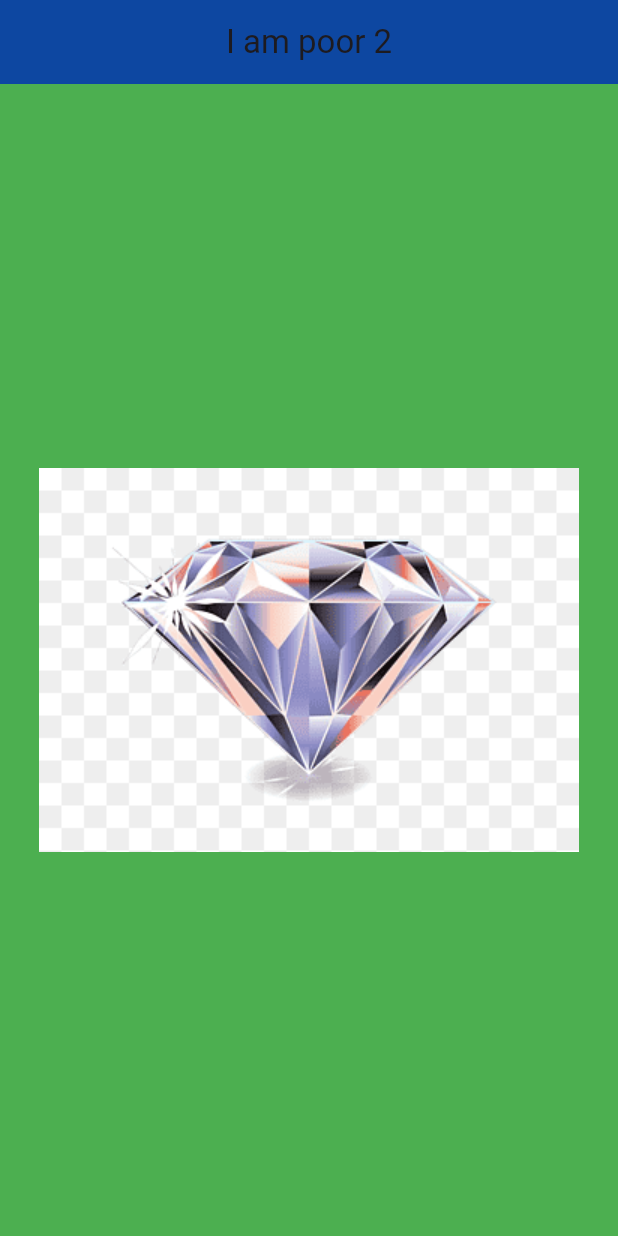
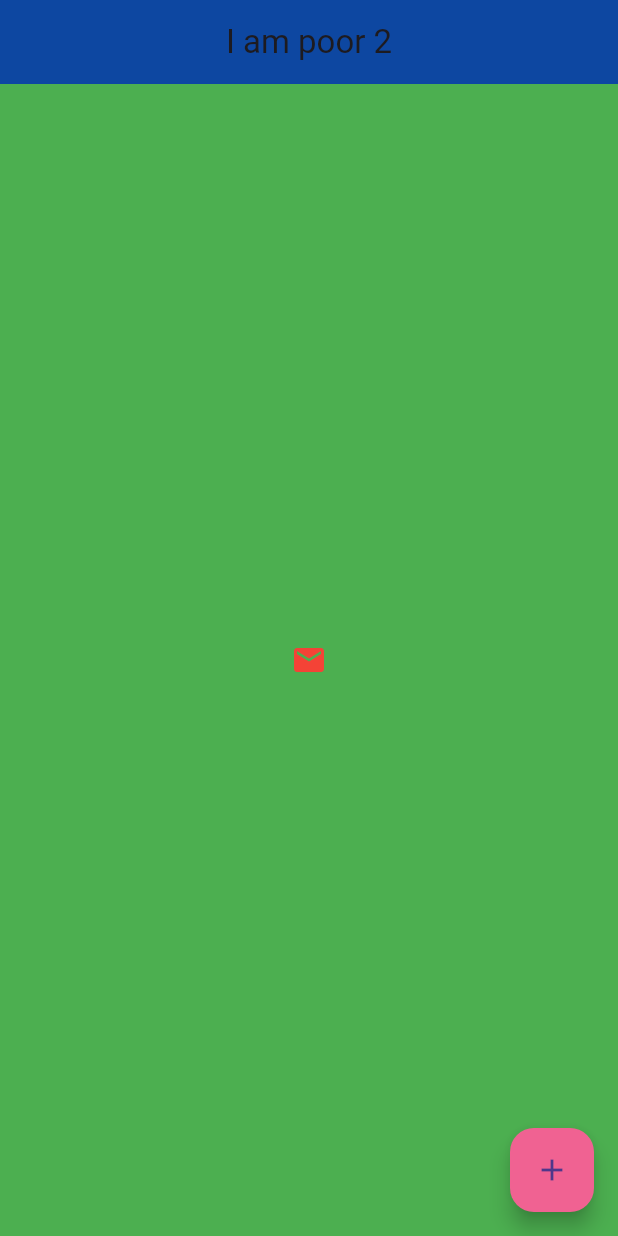
Before and after one commit to sagarthecoder/Flutter-Basics, a Flutter app: the screen it shows after launch, on a phone screen of 412 x 824 dp. Run offline on Flutter 3.47's test engine with Material 3 defaults, Android fonts, the phone set to English and light mode, and no system bars.

Commit message:
created clickable Icon and modified color

```diff
--- a/lib/main.dart
+++ b/lib/main.dart
@@ -5,19 +5,38 @@ import 'package:flutter/material.dart';
 void main() {
   runApp(
     MaterialApp(
-      home: Scaffold(
+      home: Home(),
+    ),
+  );
+}
+
+class Home extends StatelessWidget {
+  const Home({super.key});
+
+  @override
+  Widget build(BuildContext context) {
+    return Scaffold(
       appBar: AppBar(
         title: const Text('I am poor 2'),
         backgroundColor: Colors.blue[900],
         centerTitle: true,
       ),
       backgroundColor: Colors.green,
-        body: const Center(
-          child: Image(
-            image: AssetImage('images/diamond.png'),
+      body: Center(
+        child: IconButton(
+            onPressed: () {
+              print("you clicked me");
+            },
+            color: Colors.red,
+            icon: Icon(Icons.mail)),
       ),
-        ),
-      ),
+      floatingActionButton: FloatingActionButton(
+        onPressed: () {
+          print("Pressed");
+        },
+        child: const Icon(Icons.add),
+        backgroundColor: Colors.pink.shade300,
       ),
     );
   }
+}
--- a/pubspec.yaml
+++ b/pubspec.yaml
@@ -35,3 +35,8 @@ flutter:
   uses-material-design: true
   assets:
     - images/
+
+  fonts:
+    - family: IndieFlower
+      fonts:
+        - asset: utils/fonts/IndieFlower-Regular.ttf
```
Also changed, not shown: utils/fonts/IndieFlower-Regular.ttf (added). Lines whose indentation alone changed are shown as unchanged.
